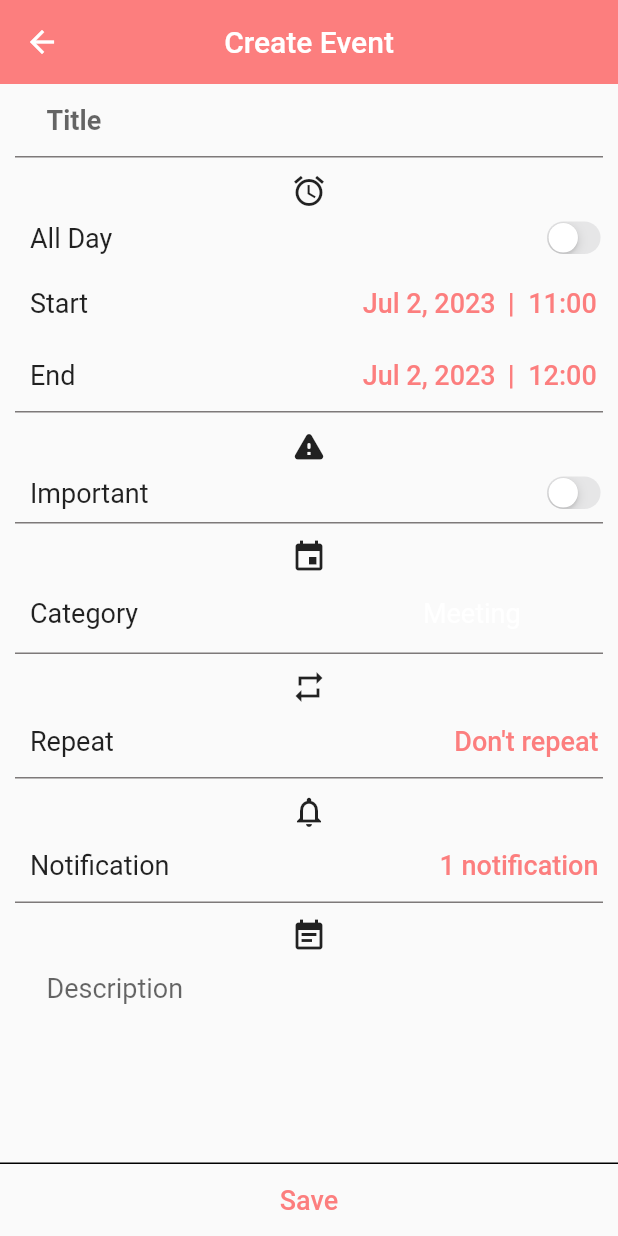
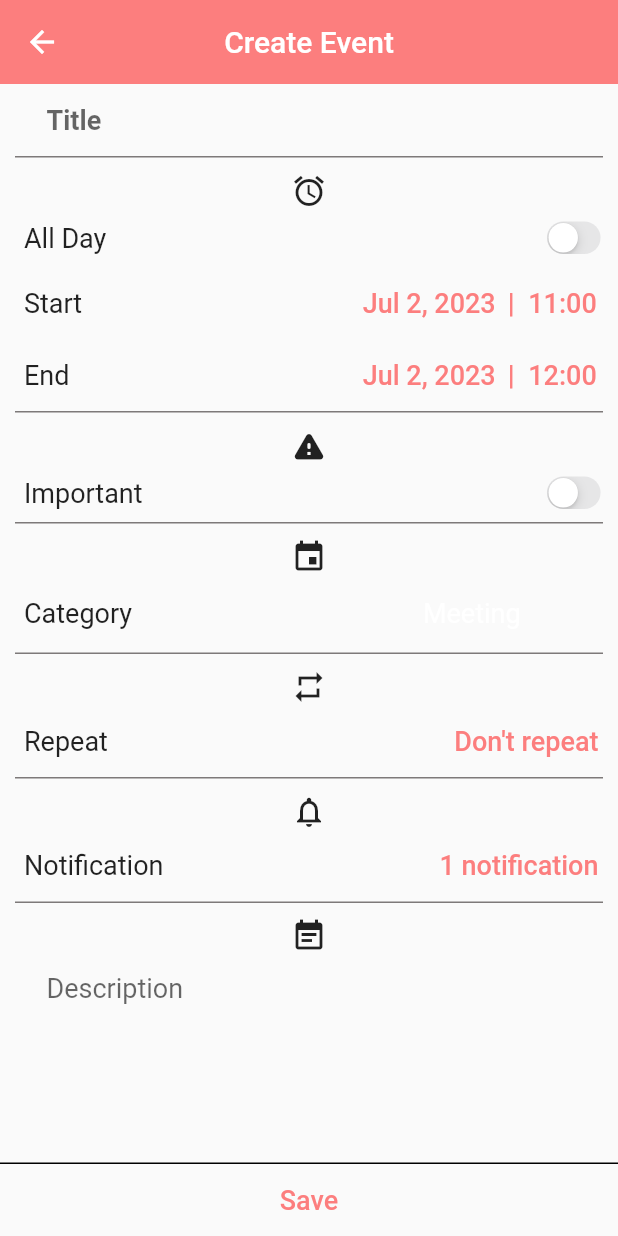
Before and after one commit to JarellOng/UrTask, a Flutter app: the CreateEventView screen opened directly with empty values, on a phone screen of 412 x 824 dp. Run offline on Flutter 3.47's test engine with Material 2 defaults, Android fonts, the light colour scheme and no system bars; our stand-ins replace awesome_notifications, bloc, cloud_firestore, connectivity_plus, dotted_line, equatable and 7 more; accounts and stored records are empty.

Commit message:
Fix Android 13 UI

```diff
--- a/lib/views/event/create_event_view.dart
+++ b/lib/views/event/create_event_view.dart
@@ -177,7 +177,9 @@ class _CreateEventViewState extends State<CreateEventView> {
           child: Column(
             children: [
               // TITLE
-              SizedBox(
+              Padding(
+                padding: const EdgeInsets.only(left: 16, right: 16),
+                child: SizedBox(
                   width: 350,
                   child: TextField(
                     controller: _eventTitle,
@@ -194,6 +196,7 @@ class _CreateEventViewState extends State<CreateEventView> {
                     ),
                   ),
                 ),
+              ),
 
               const Divider(
                 indent: 10,
@@ -211,7 +214,7 @@ class _CreateEventViewState extends State<CreateEventView> {
                 children: [
                   Row(
                     children: const [
-                      SizedBox(width: 20),
+                      SizedBox(width: 16),
                       Text(
                         "All Day",
                         style: TextStyle(fontSize: 18),
@@ -235,7 +238,7 @@ class _CreateEventViewState extends State<CreateEventView> {
                 children: [
                   Row(
                     children: const [
-                      SizedBox(width: 20),
+                      SizedBox(width: 16),
                       Text(
                         "Start",
                         style: TextStyle(fontSize: 18),
@@ -349,7 +352,7 @@ class _CreateEventViewState extends State<CreateEventView> {
                 children: [
                   Row(
                     children: const [
-                      SizedBox(width: 20),
+                      SizedBox(width: 16),
                       Text(
                         "End",
                         style: TextStyle(fontSize: 18),
@@ -475,7 +478,7 @@ class _CreateEventViewState extends State<CreateEventView> {
                 children: [
                   Row(
                     children: const [
-                      SizedBox(width: 20),
+                      SizedBox(width: 16),
                       Text(
                         "Important",
                         style: TextStyle(fontSize: 18),
@@ -510,7 +513,7 @@ class _CreateEventViewState extends State<CreateEventView> {
                 children: [
                   Row(
                     children: const [
-                      SizedBox(width: 20),
+                      SizedBox(width: 16),
                       Text(
                         "Category",
                         style: TextStyle(fontSize: 18),
@@ -561,7 +564,7 @@ class _CreateEventViewState extends State<CreateEventView> {
                 children: [
                   Row(
                     children: const [
-                      SizedBox(width: 20),
+                      SizedBox(width: 16),
                       Text(
                         "Repeat",
                         style: TextStyle(fontSize: 18),
@@ -605,7 +608,7 @@ class _CreateEventViewState extends State<CreateEventView> {
                 children: [
                   Row(
                     children: const [
-                      SizedBox(width: 20),
+                      SizedBox(width: 16),
                       Text(
                         "Notification",
                         style: TextStyle(fontSize: 18),
@@ -641,7 +644,9 @@ class _CreateEventViewState extends State<CreateEventView> {
               const Icon(Icons.event_note),
 
               // DESCRIPTION
-              SizedBox(
+              Padding(
+                padding: const EdgeInsets.only(left: 16, right: 16),
+                child: SizedBox(
                   width: 350,
                   child: TextField(
                     controller: _eventDescription,
@@ -653,6 +658,7 @@ class _CreateEventViewState extends State<CreateEventView> {
                     decoration: const InputDecoration(
                       hintText: "Description",
                       border: InputBorder.none,
+                    ),
                   ),
                 ),
               ),
```
Also changed, not shown: lib/views/event/event_detail_view.dart (+17 -8 lines). Lines whose indentation alone changed are shown as unchanged.
